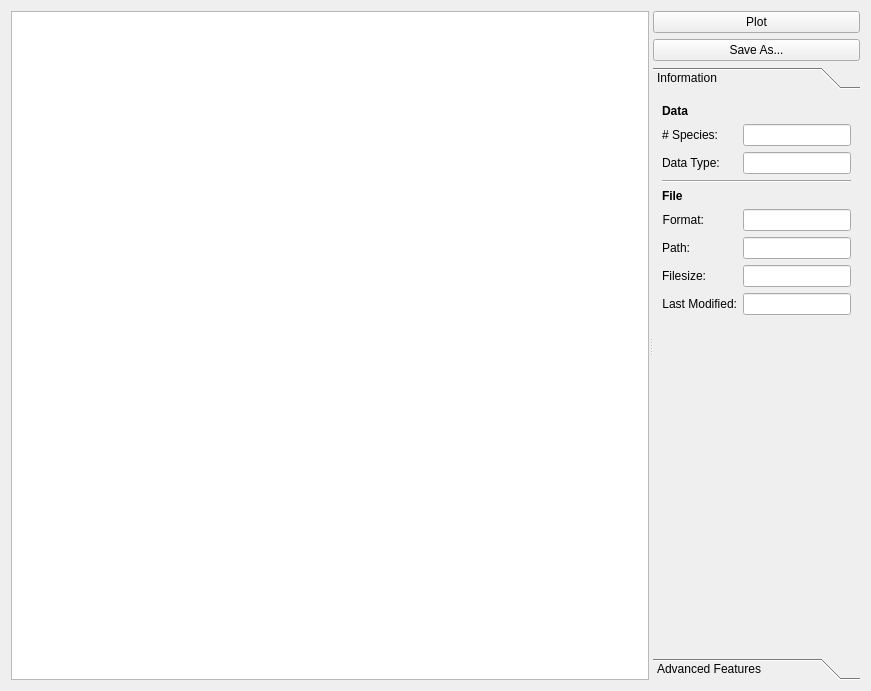
First picture: the form in src/simulationworkbench/widgets/databrowser.ui, repository CSB-at-ZIB/BioPARKIN, before the edit.
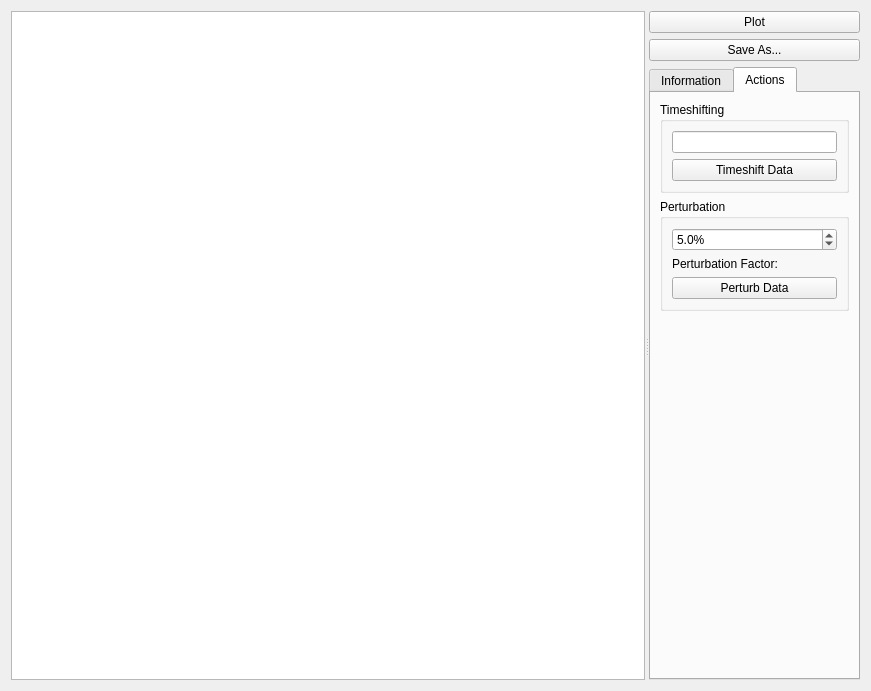
Second picture: the form after the edit. The open tabs and pages were chosen to show the change.

Commit message: * Cleaning up Workbench tabs * Data Browser tab 	* move before "Sensitivity" 	* disable editing of data 	* disable perturbation when in debug mode 	* remove format info

What changed in the file:
```diff
--- a/src/simulationworkbench/widgets/databrowser.ui
+++ b/src/simulationworkbench/widgets/databrowser.ui
@@ -51,20 +51,12 @@
         </widget>
        </item>
        <item>
-        <widget class="QToolBox" name="toolBox">
+        <widget class="QTabWidget" name="tabWidget">
          <property name="currentIndex">
           <number>0</number>
          </property>
-         <widget class="QWidget" name="toolbox_Information">
-          <property name="geometry">
-           <rect>
-            <x>0</x>
-            <y>0</y>
-            <width>228</width>
-            <height>557</height>
-           </rect>
-          </property>
-          <attribute name="label">
+         <widget class="QWidget" name="tabWidgetPage1" native="true">
+          <attribute name="title">
            <string>Information</string>
           </attribute>
           <layout class="QHBoxLayout" name="horizontalLayout_4">
@@ -95,7 +87,7 @@
                  </property>
                 </widget>
                </item>
-               <item row="10" column="0">
+               <item row="9" column="0">
                 <widget class="QLabel" name="labelInfoPath">
                  <property name="sizePolicy">
                   <sizepolicy hsizetype="Maximum" vsizetype="Preferred">
@@ -111,7 +103,7 @@
                  </property>
                 </widget>
                </item>
-               <item row="10" column="1">
+               <item row="9" column="1">
                 <widget class="QLineEdit" name="lineEditInfoPath">
                  <property name="sizePolicy">
                   <sizepolicy hsizetype="Minimum" vsizetype="Fixed">
@@ -127,7 +119,7 @@
                  </property>
                 </widget>
                </item>
-               <item row="11" column="0">
+               <item row="10" column="0">
                 <widget class="QLabel" name="labelInfoFilesize">
                  <property name="sizePolicy">
                   <sizepolicy hsizetype="Maximum" vsizetype="Preferred">
@@ -143,7 +135,7 @@
                  </property>
                 </widget>
                </item>
-               <item row="11" column="1">
+               <item row="10" column="1">
                 <widget class="QLineEdit" name="lineEditInfoFilesize">
                  <property name="sizePolicy">
                   <sizepolicy hsizetype="Minimum" vsizetype="Fixed">
@@ -159,7 +151,7 @@
                  </property>
                 </widget>
                </item>
-               <item row="12" column="0">
+               <item row="11" column="0">
                 <widget class="QLabel" name="labelInfoLastModified">
                  <property name="sizePolicy">
                   <sizepolicy hsizetype="Maximum" vsizetype="Preferred">
@@ -175,7 +167,7 @@
                  </property>
                 </widget>
                </item>
-               <item row="12" column="1">
+               <item row="11" column="1">
                 <widget class="QLineEdit" name="lineEditInfoLastModified">
                  <property name="sizePolicy">
                   <sizepolicy hsizetype="Minimum" vsizetype="Fixed">
@@ -207,38 +199,6 @@
                  </property>
                 </widget>
                </item>
-               <item row="9" column="0">
-                <widget class="QLabel" name="labelInfoFormat">
-                 <property name="sizePolicy">
-                  <sizepolicy hsizetype="Maximum" vsizetype="Preferred">
-                   <horstretch>0</horstretch>
-                   <verstretch>0</verstretch>
-                  </sizepolicy>
-                 </property>
-                 <property name="text">
-                  <string>Format:</string>
-                 </property>
-                 <property name="alignment">
-                  <set>Qt::AlignRight|Qt::AlignTrailing|Qt::AlignVCenter</set>
-                 </property>
-                </widget>
-               </item>
-               <item row="9" column="1">
-                <widget class="QLineEdit" name="lineEditInfoFormat">
-                 <property name="sizePolicy">
-                  <sizepolicy hsizetype="Minimum" vsizetype="Fixed">
-                   <horstretch>0</horstretch>
-                   <verstretch>0</verstretch>
-                  </sizepolicy>
-                 </property>
-                 <property name="frame">
-                  <bool>true</bool>
-                 </property>
-                 <property name="readOnly">
-                  <bool>true</bool>
-                 </property>
-                </widget>
-               </item>
                <item row="2" column="1">
                 <widget class="QLineEdit" name="lineEditInfoDataType">
                  <property name="readOnly">
@@ -286,17 +246,9 @@
            </item>
           </layout>
          </widget>
-         <widget class="QWidget" name="toolbox_advancedFeatures">
-          <property name="geometry">
-           <rect>
-            <x>0</x>
-            <y>0</y>
-            <width>228</width>
-            <height>557</height>
-           </rect>
-          </property>
-          <attribute name="label">
-           <string>Advanced Features</string>
+         <widget class="QWidget" name="tabWidgetPage2" native="true">
+          <attribute name="title">
+           <string>Actions</string>
           </attribute>
           <layout class="QHBoxLayout" name="horizontalLayout_5">
            <item>
@@ -304,14 +256,34 @@
              <item>
               <layout class="QVBoxLayout" name="verticalLayout_2">
                <item>
-                <layout class="QHBoxLayout" name="horizontalLayout_3">
+                <widget class="QGroupBox" name="groupBox">
+                 <property name="title">
+                  <string>Timeshifting</string>
+                 </property>
+                 <layout class="QVBoxLayout" name="verticalLayout_7">
                  <item>
-                  <widget class="QLabel" name="labelPerturb">
+                   <layout class="QVBoxLayout" name="verticalLayout_6">
+                    <item>
+                     <widget class="QLineEdit" name="lineEditTimeshift"/>
+                    </item>
+                    <item>
+                     <widget class="QPushButton" name="buttonTimeshift">
                    <property name="text">
-                    <string>Perturbation Factor:</string>
+                       <string>Timeshift Data</string>
                    </property>
                   </widget>
                  </item>
+                   </layout>
+                  </item>
+                 </layout>
+                </widget>
+               </item>
+               <item>
+                <widget class="QGroupBox" name="groupBoxPerturbation">
+                 <property name="title">
+                  <string>Perturbation</string>
+                 </property>
+                 <layout class="QVBoxLayout" name="verticalLayout_5">
                  <item>
                   <widget class="QDoubleSpinBox" name="spinBoxPerturb">
                    <property name="suffix">
@@ -328,7 +300,12 @@
                    </property>
                   </widget>
                  </item>
-                </layout>
+                  <item>
+                   <widget class="QLabel" name="labelPerturb">
+                    <property name="text">
+                     <string>Perturbation Factor:</string>
+                    </property>
+                   </widget>
                </item>
                <item>
                 <widget class="QPushButton" name="buttonPerturb">
@@ -336,6 +313,12 @@
                   <string>Perturb Data</string>
                  </property>
                 </widget>
+                  </item>
+                 </layout>
+                </widget>
+               </item>
+               <item>
+                <layout class="QHBoxLayout" name="horizontalLayout_3"/>
                </item>
               </layout>
              </item>
```
Lines whose indentation alone changed are shown as unchanged. The commit also changes 5 other files.
